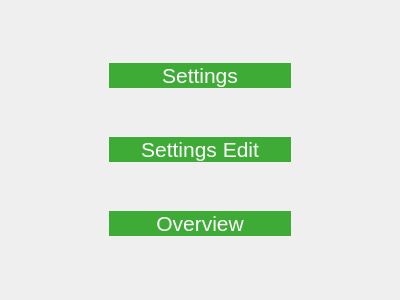
Old version of the form HacktonDemo/menu.ui in the repository CABLodam/hackathon.
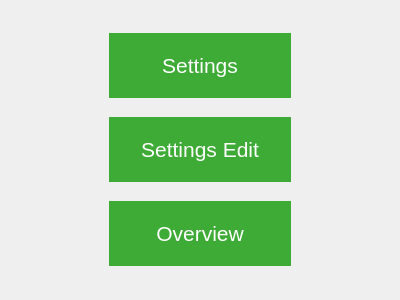
New version of the form.

Diff of the .ui file:
```diff
--- a/HacktonDemo/menu.ui
+++ b/HacktonDemo/menu.ui
@@ -45,7 +45,8 @@
       <item>
        <widget class="QPushButton" name="settingsLink">
         <property name="styleSheet">
-         <string notr="true">border:none;background-color:#3EAB36;color:#fff;font-size:16pt;</string>
+         <string notr="true">border:none;background-color:#3EAB36;color:#fff;font-size:16pt;
+padding:20px;</string>
         </property>
         <property name="text">
          <string>Settings</string>
@@ -55,7 +56,8 @@
       <item>
        <widget class="QPushButton" name="settingsEditLink">
         <property name="styleSheet">
-         <string notr="true">border:none;background-color:#3EAB36;color:#fff;font-size:16pt;</string>
+         <string notr="true">border:none;background-color:#3EAB36;color:#fff;font-size:16pt;
+padding:20px;</string>
         </property>
         <property name="text">
          <string>Settings Edit</string>
@@ -65,7 +67,8 @@
       <item>
        <widget class="QPushButton" name="overviewLink">
         <property name="styleSheet">
-         <string notr="true">border:none;background-color:#3EAB36;color:#fff;font-size:16pt;</string>
+         <string notr="true">border:none;background-color:#3EAB36;color:#fff;font-size:16pt;
+padding:20px;</string>
         </property>
         <property name="text">
          <string>Overview</string>
```
